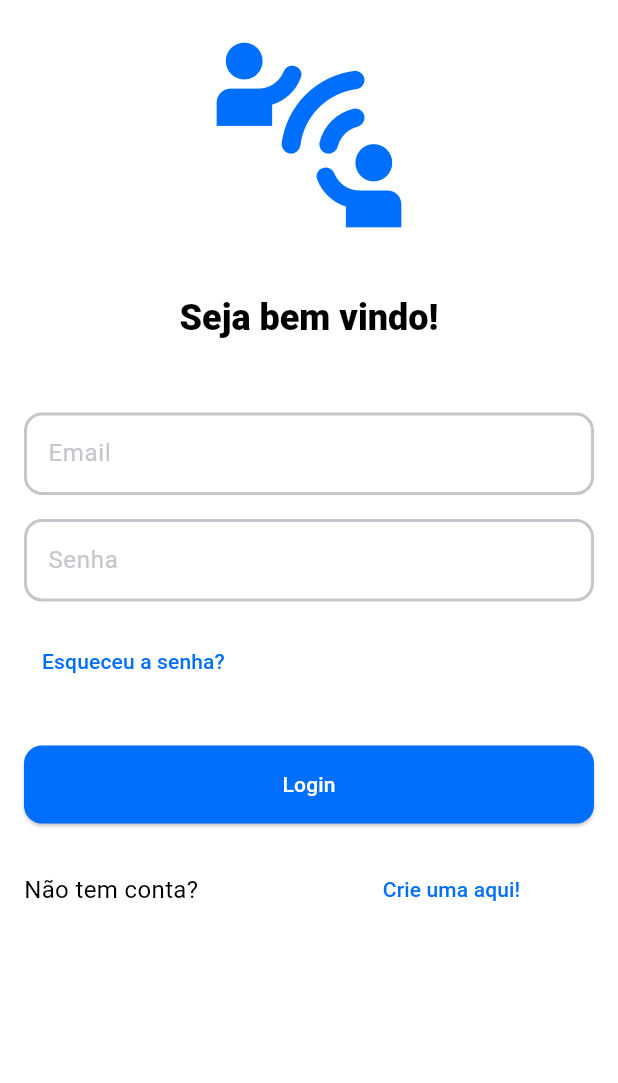
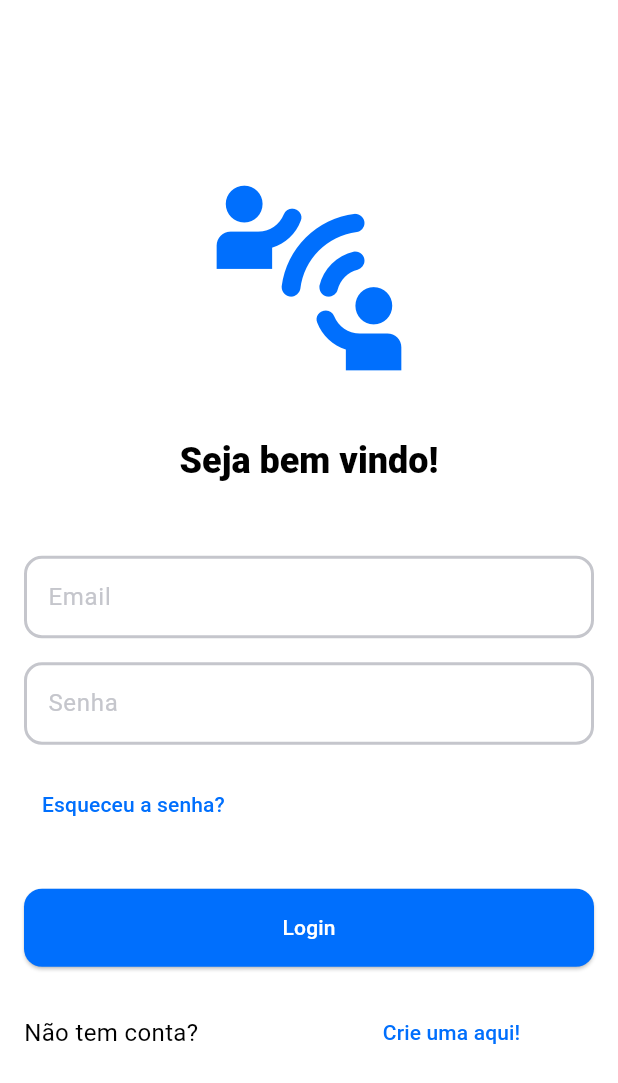
Before and after one commit to taleshrocha/trabalho-mobile, a Flutter app: the screen it shows after launch, on a phone screen of 412 x 824 dp. Shown: the top 1083 px of the screen. Run offline on Flutter 3.47's test engine with Material 3 defaults, Android fonts, the light colour scheme and no system bars.

Commit message:
fix: center em loginPage

```diff
--- a/lib/pages/login_page.dart
+++ b/lib/pages/login_page.dart
@@ -23,9 +23,9 @@
     User? user = widget.userGroup.findByEmailAndPassword(email, password);
 
     if (user != null) {
-      Navigator.of(context).push(
-        MaterialPageRoute(builder: (context) => ObjectListPage(userGroup: widget.userGroup, loggedUser: user))
-      );
+      Navigator.of(context).push(MaterialPageRoute(
+          builder: (context) =>
+              ObjectListPage(userGroup: widget.userGroup, loggedUser: user)));
     } else {
       ScaffoldMessenger.of(context).showSnackBar(
         const SnackBar(content: Text('Email ou senha inválidos.')),
@@ -37,7 +37,8 @@
   Widget build(BuildContext context) {
     ThemeData theme = Theme.of(context);
     return Scaffold(
-      body: SingleChildScrollView(
+      body: Center(
+        child: SingleChildScrollView(
           child: Padding(
             padding: const EdgeInsets.all(16.0),
             child: Column(
@@ -84,7 +85,8 @@
                   width: double.infinity,
                   child: ElevatedButton(
                     onPressed: () {
-                    handleLogin(emailController.text, passwordController.text);
+                      handleLogin(
+                          emailController.text, passwordController.text);
                     },
                     child: const Text(
                       'Login',
@@ -111,6 +113,7 @@
             ),
           ),
         ),
+      ),
     );
   }
 }
```
Lines whose indentation alone changed are shown as unchanged.
